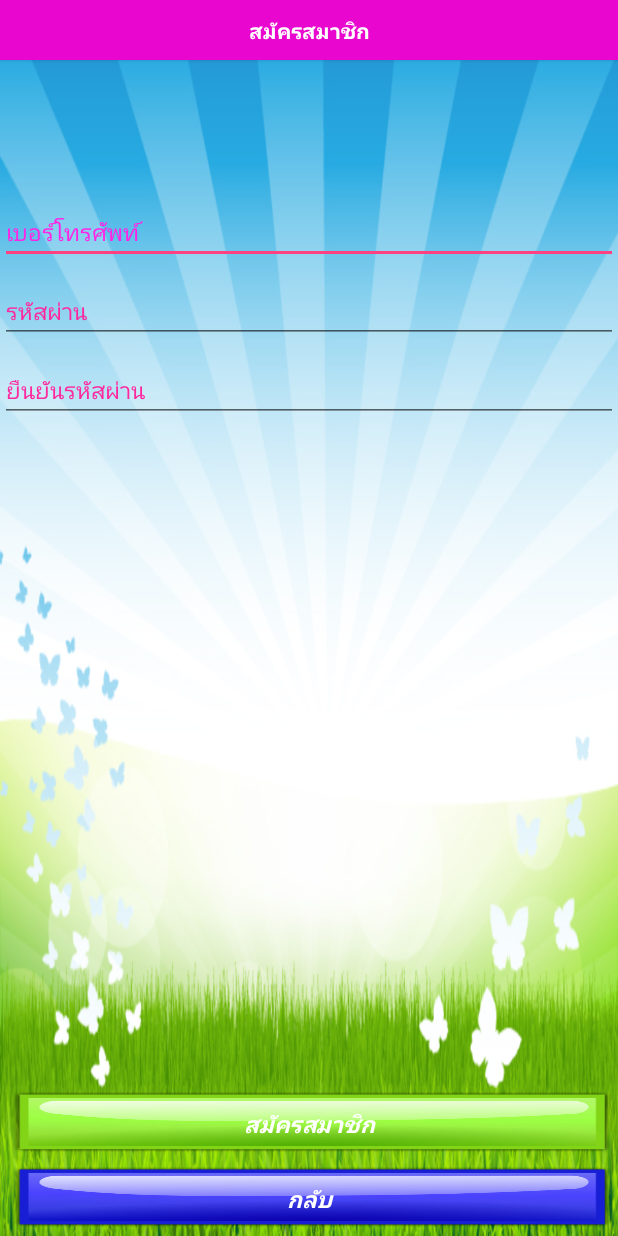
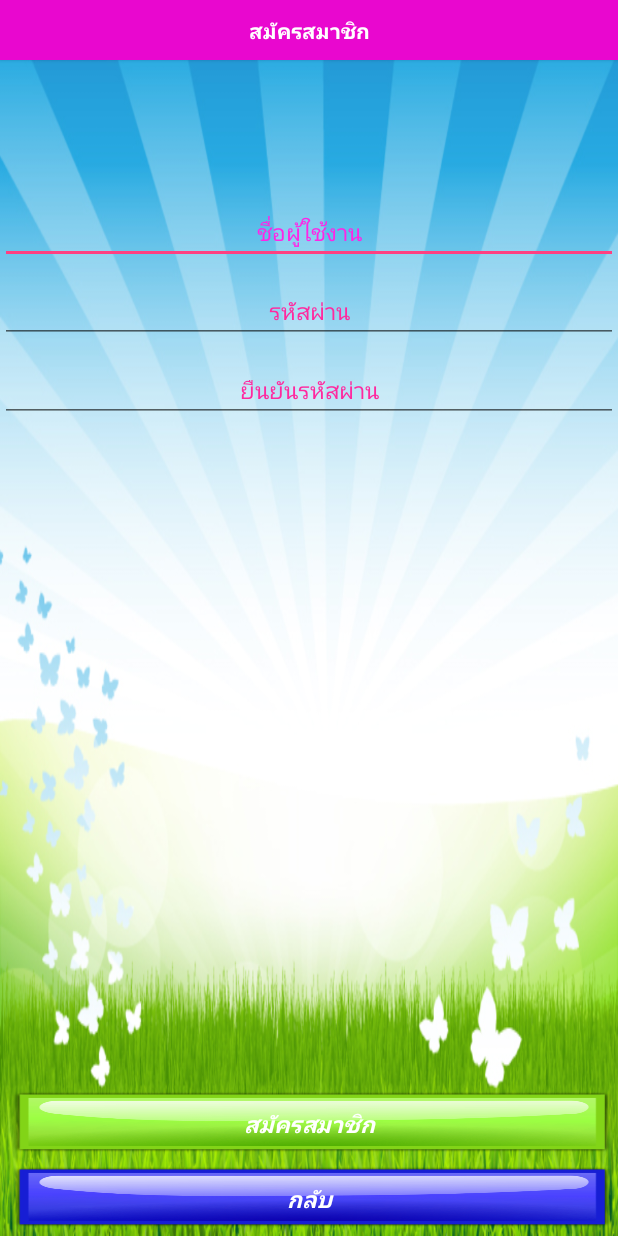
Before and after one commit to tonhom/PhotoPuzzle, an Android app: the RegisterActivity screen opened directly, with no data from a screen before it, on a phone screen of 412 x 824 dp. Run offline under Robolectric (Android 15) with nearby library versions, the phone set to English and light mode, and no system bars.

Commit message:
Edite Class

```diff
--- a/app/src/main/java/com/game/photopuzzle/MainActivity.java
+++ b/app/src/main/java/com/game/photopuzzle/MainActivity.java
@@ -13,7 +13,6 @@ import android.view.Menu;
 import android.view.MenuItem;
 import android.view.View;
 import android.widget.Button;
-import android.widget.TextView;
 
 import com.facebook.AccessToken;
 import com.facebook.AccessTokenTracker;
@@ -100,6 +99,7 @@ public class MainActivity extends AppCompatActivity {
                 // Set the access token using
                 // currentAccessToken when it's loaded or set.
                 Profile.fetchProfileForCurrentAccessToken();
+                strUserID = "";
             }
         };
 
--- a/app/src/main/java/com/game/photopuzzle/RegisterActivity.java
+++ b/app/src/main/java/com/game/photopuzzle/RegisterActivity.java
@@ -91,7 +91,7 @@ public class RegisterActivity extends Activity {
                     e.printStackTrace();
                 }
             } else {
-                strError = "พาสเวิร์ดไม่ตรงกัน";
+                strError = "รหัสผ่านไม่ตรงกัน";
             }
         } else {
             strError = "กรุณากรอกข้อมูลให้ครบถ้วน";
--- a/app/src/main/res/layout/activity_register.xml
+++ b/app/src/main/res/layout/activity_register.xml
@@ -18,8 +18,8 @@
         android:layout_width="match_parent"
         android:layout_height="wrap_content"
         android:id="@+id/editTextUsername"
-        android:hint="เบอร์โทรศัพท์"
-        android:inputType="phone"
+        android:hint="ชื่อผู้ใช้งาน"
+        android:gravity="center"
         android:focusable="true"
         android:textColorHighlight="#ff7eff15"
         android:textColorHint="#ffff25e6"
@@ -34,6 +34,7 @@
         android:inputType="textPassword"
         android:ems="10"
         android:id="@+id/editTextPassword"
+        android:gravity="center"
         android:textColorHint="#ffff299f"
         android:hint="รหัสผ่าน"
         android:layout_below="@+id/editTextUsername"
@@ -52,6 +53,7 @@
         android:layout_below="@+id/editTextPassword"
         android:layout_alignParentStart="true"
         android:layout_marginTop="10dp"
+        android:gravity="center"
         android:textSize="15dp" />
 
     <Button
```
Also changed, not shown: app/src/main/java/com/game/photopuzzle/LoginActivity.java (+24 -16 lines).
